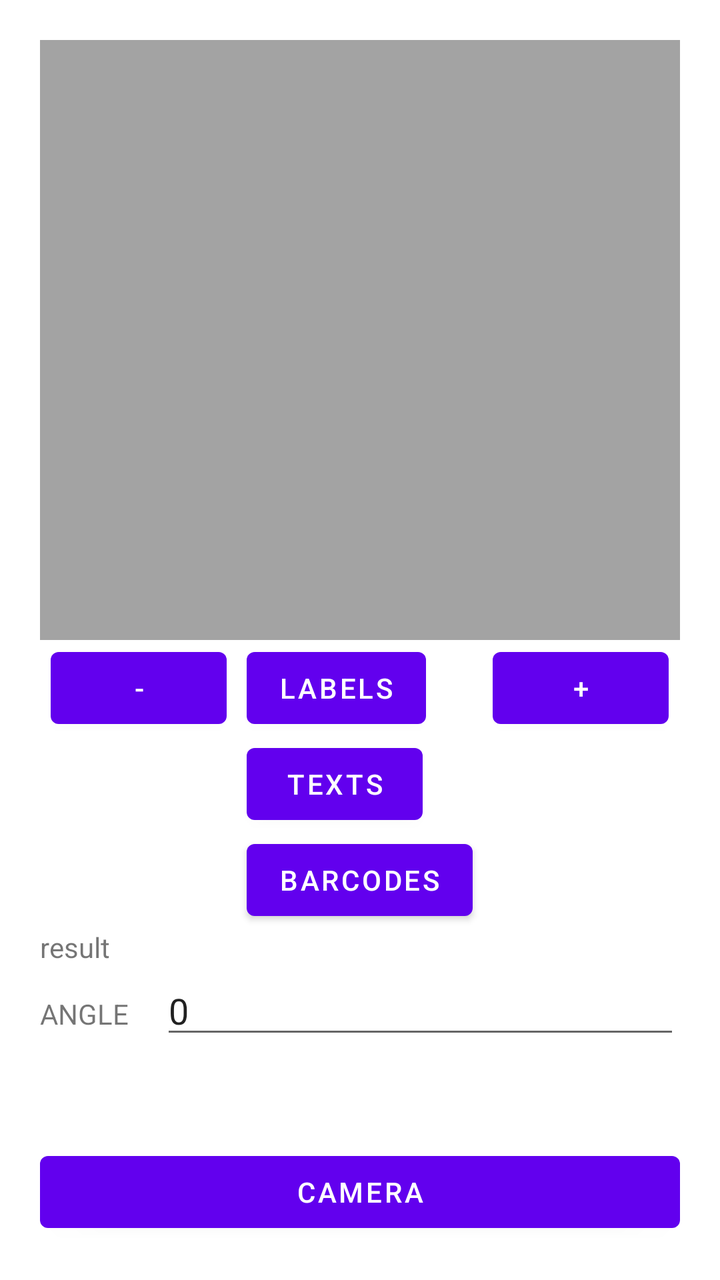
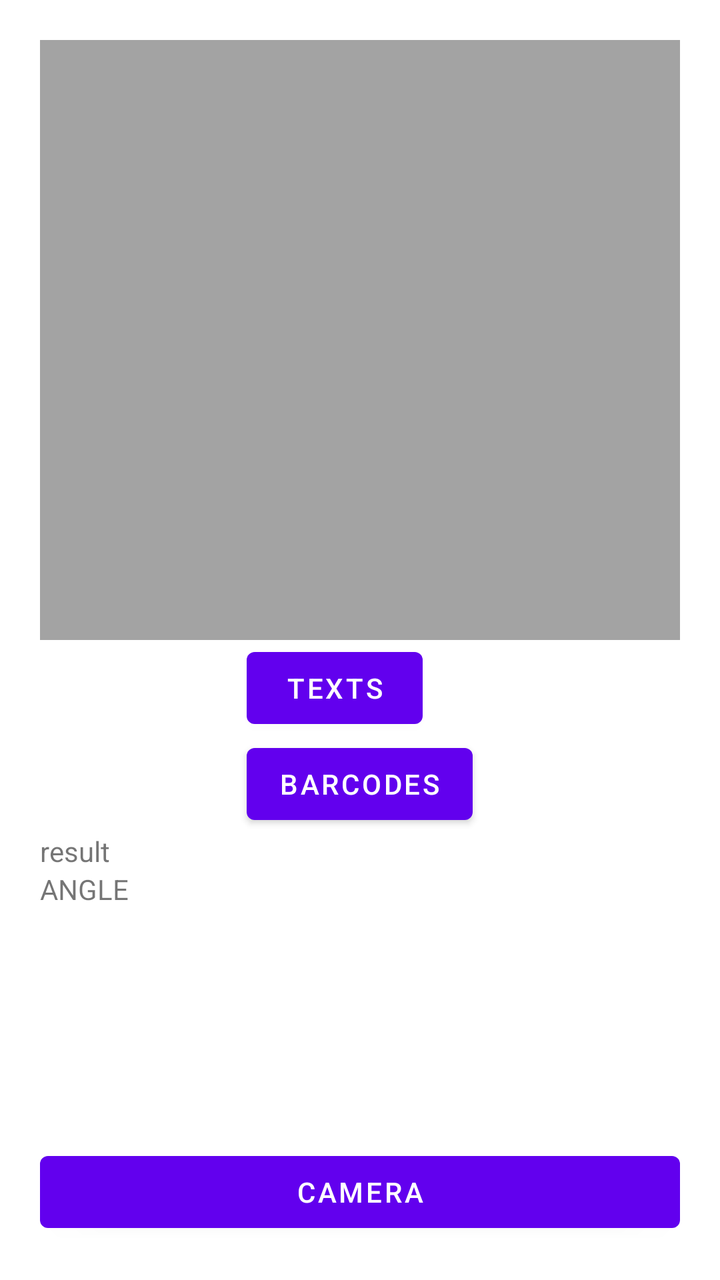

The first picture is an Android layout as it rendered before a commit; the second is the same layout after the commit. The layout source and the unified diff follow.
<!-- AndroidManifest.xml: application theme Theme.PrimofoodProto -->
<!-- res/layout/fragment_first.xml -->
<?xml version="1.0" encoding="utf-8"?>
<LinearLayout xmlns:android="http://schemas.android.com/apk/res/android"
    xmlns:tools="http://schemas.android.com/tools"
    android:layout_width="match_parent"
    android:orientation="vertical"
    android:padding="20dp"
    android:layout_height="match_parent">

    <RelativeLayout
        android:layout_width="match_parent"
        android:layout_height="300dp">

        <androidx.appcompat.widget.AppCompatImageView
            android:id="@+id/picturePreview"
            android:layout_width="match_parent"
            android:scaleType="fitCenter"
            android:background="#33000000"
            android:layout_height="match_parent" />

        <androidx.appcompat.widget.AppCompatImageView
            android:id="@+id/pictureOverlay"
            android:layout_width="match_parent"
            android:scaleType="fitCenter"
            android:background="#33000000"
            android:layout_height="match_parent" />

    </RelativeLayout>

    <LinearLayout
        android:layout_width="wrap_content"
        android:layout_gravity="center_horizontal"
        android:layout_height="wrap_content"
        android:orientation="horizontal">

        <Button
            android:id="@+id/previouspicture"
            android:text="-"
            android:layout_width="wrap_content"
            android:layout_height="wrap_content" />

        <LinearLayout
            android:layout_width="wrap_content"
            android:layout_height="wrap_content"
            android:orientation="vertical">

            <Button
                android:id="@+id/labellize"
                android:text="Labels"
                android:layout_marginStart="10dp"
                android:layout_marginEnd="10dp"
                android:layout_width="wrap_content"
                android:layout_height="wrap_content" />

            <Button
                android:id="@+id/recognize"
                android:text="Objects"
                android:layout_marginStart="10dp"
                android:layout_marginEnd="10dp"
                android:layout_width="wrap_content"
                android:visibility="gone"
                tools:visibility="visible"
                android:layout_height="wrap_content" />

            <Button
                android:id="@+id/textrecognition"
                android:text="Texts"
                android:layout_marginStart="10dp"
                android:layout_marginEnd="10dp"
                android:layout_width="wrap_content"
                android:layout_height="wrap_content" />

            <Button
                android:id="@+id/barCode"
                android:text="Barcodes"
                android:layout_marginStart="10dp"
                android:layout_marginEnd="10dp"
                android:layout_width="wrap_content"
                android:layout_height="wrap_content" />

        </LinearLayout>

        <Button
            android:id="@+id/nextpicture"
            android:text="+"
            android:layout_width="wrap_content"
            android:layout_height="wrap_content" />

    </LinearLayout>

    <TextView
        android:id="@+id/result"
        android:layout_width="wrap_content"
        android:layout_height="wrap_content"
        android:text="result" />

    <LinearLayout
        android:layout_width="match_parent"
        android:orientation="horizontal"
        android:layout_height="wrap_content">

        <TextView
            android:layout_width="wrap_content"
            android:layout_height="wrap_content"
            android:text="ANGLE" />

        <EditText
            android:id="@+id/angle"
            android:layout_marginStart="16dp"
            android:layout_width="match_parent"
            android:layout_height="wrap_content"
            android:inputType="numberSigned"
            android:text="0"/>

    </LinearLayout>

    <View
        android:layout_width="match_parent"
        android:layout_height="0dp"
        android:layout_weight="1" />

    <Button
        android:id="@+id/button_first"
        android:layout_width="match_parent"
        android:layout_height="wrap_content"
        android:text="Camera" />
</LinearLayout>
<!-- resources referenced by this layout -->
<resources>
  <style name="Theme.PrimofoodProto" parent="Theme.MaterialComponents.DayNight.DarkActionBar">
          
          <item name="colorPrimary">@color/purple_500</item>
          <item name="colorPrimaryVariant">@color/purple_700</item>
          <item name="colorOnPrimary">@color/white</item>
          
          <item name="colorSecondary">@color/teal_200</item>
          <item name="colorSecondaryVariant">@color/teal_700</item>
          <item name="colorOnSecondary">@color/black</item>
          
          <item name="android:statusBarColor" tools:targetApi="l">?attr/colorPrimaryVariant</item>
          
      </style>
  <color name="purple_500">#FF6200EE</color>
  <color name="purple_700">#FF3700B3</color>
  <color name="white">#FFFFFFFF</color>
  <color name="teal_200">#FF03DAC5</color>
  <color name="teal_700">#FF018786</color>
  <color name="black">#FF000000</color>
</resources>

<!-- the commit's change to res/layout/fragment_first.xml (unified diff, before → after) -->
@@ -20,9 +20,9 @@
         <androidx.appcompat.widget.AppCompatImageView
             android:id="@+id/pictureOverlay"
             android:layout_width="match_parent"
-            android:scaleType="fitCenter"
+            android:layout_height="match_parent"
             android:background="#33000000"
-            android:layout_height="match_parent" />
+            android:scaleType="fitCenter" />
 
     </RelativeLayout>
 
@@ -32,34 +32,11 @@
         android:layout_height="wrap_content"
         android:orientation="horizontal">
 
-        <Button
-            android:id="@+id/previouspicture"
-            android:text="-"
-            android:layout_width="wrap_content"
-            android:layout_height="wrap_content" />
 
         <LinearLayout
             android:layout_width="wrap_content"
             android:layout_height="wrap_content"
             android:orientation="vertical">
-
-            <Button
-                android:id="@+id/labellize"
-                android:text="Labels"
-                android:layout_marginStart="10dp"
-                android:layout_marginEnd="10dp"
-                android:layout_width="wrap_content"
-                android:layout_height="wrap_content" />
-
-            <Button
-                android:id="@+id/recognize"
-                android:text="Objects"
-                android:layout_marginStart="10dp"
-                android:layout_marginEnd="10dp"
-                android:layout_width="wrap_content"
-                android:visibility="gone"
-                tools:visibility="visible"
-                android:layout_height="wrap_content" />
 
             <Button
                 android:id="@+id/textrecognition"
@@ -79,12 +56,6 @@
 
         </LinearLayout>
 
-        <Button
-            android:id="@+id/nextpicture"
-            android:text="+"
-            android:layout_width="wrap_content"
-            android:layout_height="wrap_content" />
-
     </LinearLayout>
 
     <TextView
@@ -103,14 +74,6 @@
             android:layout_height="wrap_content"
             android:text="ANGLE" />
 
-        <EditText
-            android:id="@+id/angle"
-            android:layout_marginStart="16dp"
-            android:layout_width="match_parent"
-            android:layout_height="wrap_content"
-            android:inputType="numberSigned"
-            android:text="0"/>
-
     </LinearLayout>
 
     <View
@@ -123,4 +86,5 @@
         android:layout_width="match_parent"
         android:layout_height="wrap_content"
         android:text="Camera" />
+
 </LinearLayout>
